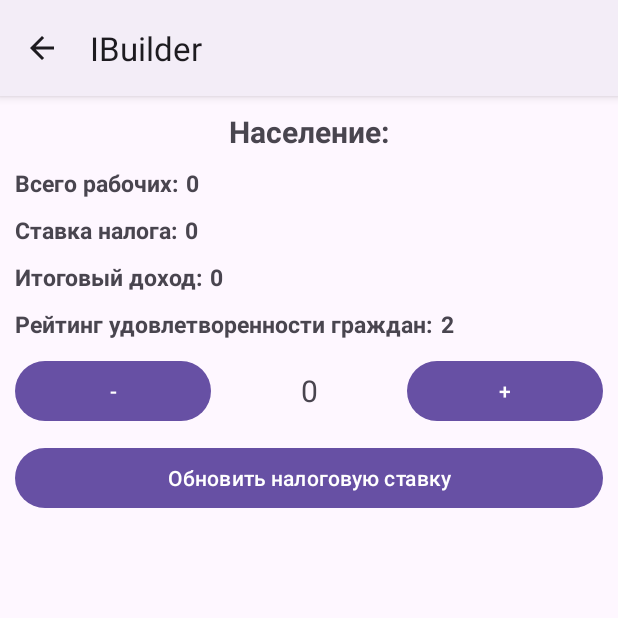
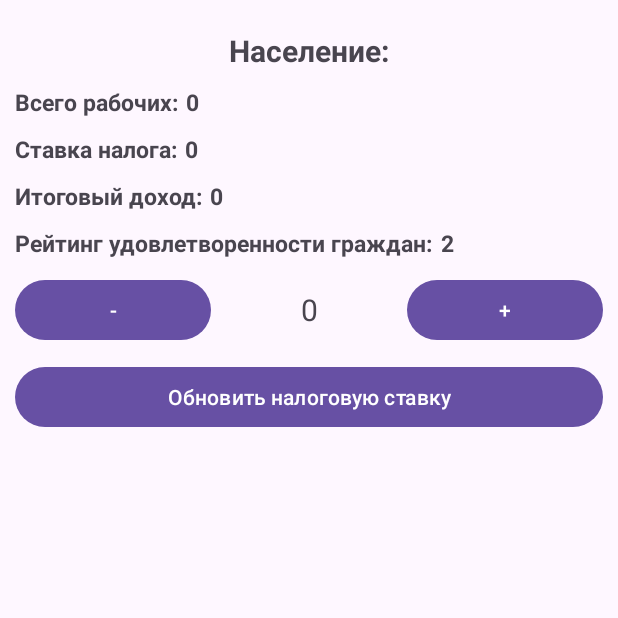
Before and after one commit to PavelRost/IBuilder, an Android app: the screen it shows after launch (CitizensActivity), after a tap on "Население", on a phone screen of 412 x 824 dp, the top half of it. Run offline under Robolectric (Android 15) with nearby library versions, the phone set to English and light mode, and no system bars.

Commit message:
refactor: Исправление ошибок, clean code

```diff
--- a/app/src/main/AndroidManifest.xml
+++ b/app/src/main/AndroidManifest.xml
@@ -23,15 +23,15 @@
         <activity
             android:name=".BuildingMainActivity"
             android:parentActivityName=".MainActivity"
-            android:exported="true"></activity>
+            android:exported="true" />
         <activity
             android:name=".ExchangeResourcesActivity"
             android:parentActivityName=".MainActivity"
-            android:exported="true"></activity>
+            android:exported="true" />
         <activity
             android:name=".CitizensActivity"
             android:parentActivityName=".MainActivity"
-            android:exported="true"></activity>
+            android:exported="true" />
     </application>
 
 </manifest>
--- a/app/src/main/java/com/example/ibuilder/CitizensActivity.kt
+++ b/app/src/main/java/com/example/ibuilder/CitizensActivity.kt
@@ -16,6 +16,9 @@ class CitizensActivity : AppCompatActivity() {
     override fun onCreate(savedInstanceState: Bundle?) {
         super.onCreate(savedInstanceState)
         setContentView(R.layout.activity_citizens)
+        if (supportActionBar != null) {
+            supportActionBar!!.hide()
+        }
         findViewById<TextView>(R.id.textView_citizens_tax).text = taxRate.toString()
         findViewById<TextView>(R.id.textView_citizens_count_workers).text =
             Human.totalWorkers.toString()
--- a/app/src/main/java/com/example/ibuilder/ExchangeResourcesActivity.kt
+++ b/app/src/main/java/com/example/ibuilder/ExchangeResourcesActivity.kt
@@ -20,8 +20,12 @@ class ExchangeResourcesActivity : AppCompatActivity() {
     override fun onCreate(savedInstanceState: Bundle?) {
         super.onCreate(savedInstanceState)
         setContentView(R.layout.activity_exchange_resources)
+        if (supportActionBar != null) {
+            supportActionBar!!.hide()
+        }
         findViewById<RadioGroup>(R.id.radios_exchange).clearCheck()
-        findViewById<TextView>(R.id.textView_exchange_resource_operations).text = ExchangeIndicators.availableCountOperations.toString()
+        findViewById<TextView>(R.id.textView_exchange_resource_operations).text =
+            ExchangeIndicators.availableCountOperations.toString()
         showCountResources()
     }
 
--- a/app/src/main/java/com/example/ibuilder/model/indicatorsDB/OtherIndicators.kt
+++ b/app/src/main/java/com/example/ibuilder/model/indicatorsDB/OtherIndicators.kt
@@ -3,9 +3,6 @@ package com.example.ibuilder.model.indicatorsDB
 object OtherIndicators {
 
     var currentDay: Int = 1
-        set(value) {
-            field += value
-        }
 
     var availableUpdateTaxRate: Int = 1
         set(value) {
@@ -18,4 +15,6 @@ object OtherIndicators {
         set(value) {
             field += value
         }
+
+    var frequencyAttackNomad: Int = 10
 }
--- a/app/src/main/res/layout/activity_citizens.xml
+++ b/app/src/main/res/layout/activity_citizens.xml
@@ -14,7 +14,7 @@
         <LinearLayout
             android:layout_width="match_parent"
             android:layout_height="wrap_content"
-            android:layout_marginTop="10dp"
+            android:layout_marginTop="20dp"
             android:orientation="horizontal">
 
             <TextView
--- a/app/src/main/res/layout/activity_exchange_resources.xml
+++ b/app/src/main/res/layout/activity_exchange_resources.xml
@@ -14,7 +14,7 @@
         <LinearLayout
             android:layout_width="match_parent"
             android:layout_height="wrap_content"
-            android:layout_marginTop="10dp"
+            android:layout_marginTop="20dp"
             android:orientation="horizontal">
 
             <TextView
```
Also changed, not shown: app/src/main/java/com/example/ibuilder/service/IndicatorService.kt (+9 -3 lines), app/src/main/res/values/strings.xml (+9 -8 lines).
